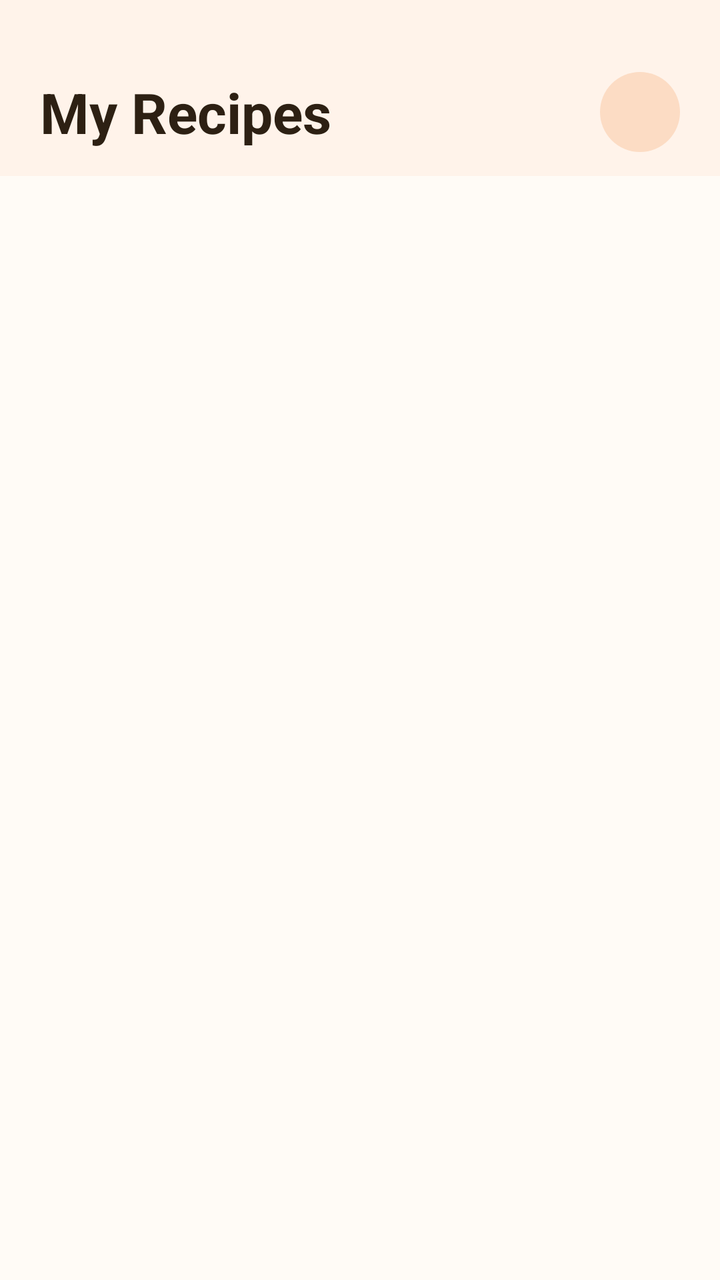
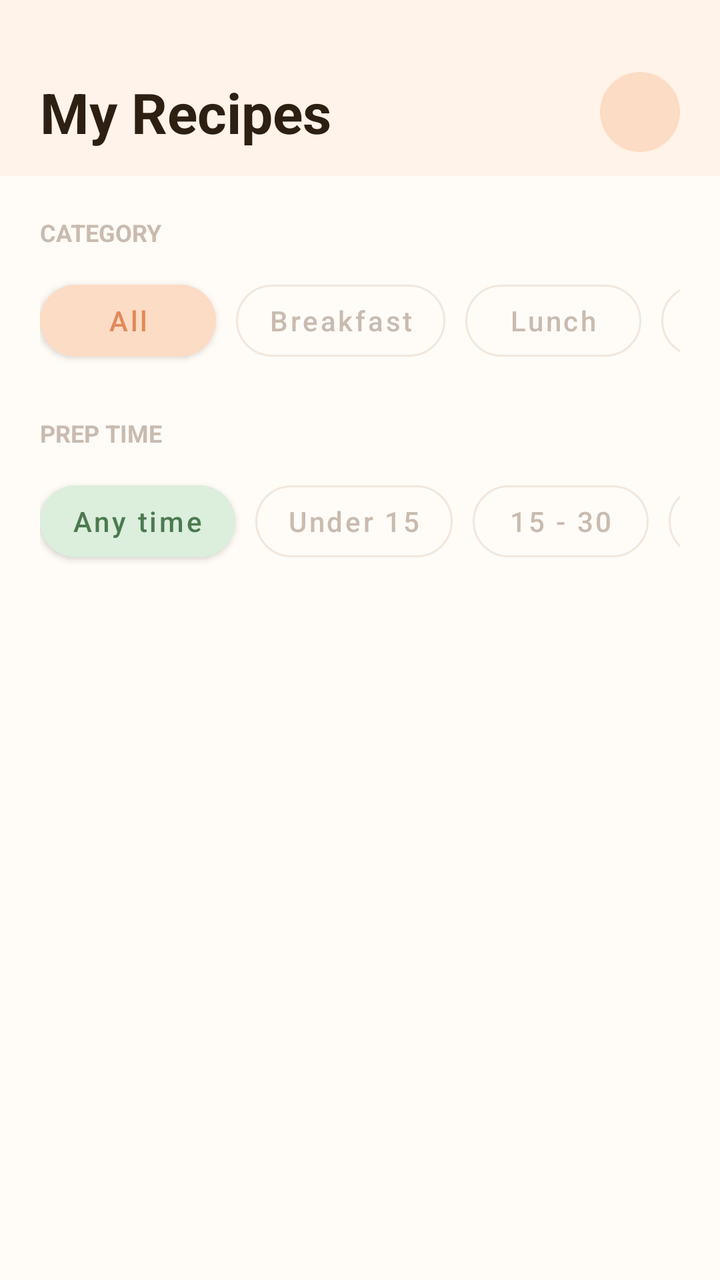

Two renders of the same Android screen: before a commit and after it. Below are the layout's source before the change and the commit's diff.
<!-- AndroidManifest.xml: application theme Theme.RecipeApp -->
<!-- res/layout/fragment_home.xml -->
<?xml version="1.0" encoding="utf-8"?>
<ScrollView xmlns:android="http://schemas.android.com/apk/res/android"
    xmlns:tools="http://schemas.android.com/tools"
    android:layout_width="match_parent"
    android:layout_height="match_parent"
    android:background="@color/background"
    android:fillViewport="true">

    <LinearLayout
        android:layout_width="match_parent"
        android:layout_height="wrap_content"
        android:orientation="vertical"
        tools:ignore="ExtraText">

        
        <FrameLayout
            android:layout_width="match_parent"
            android:layout_height="88dp"
            android:background="@color/top_bar"
            android:paddingHorizontal="20dp"
            android:paddingTop="24dp">

            <TextView
                android:id="@+id/tv_title"
                android:layout_width="wrap_content"
                android:layout_height="wrap_content"
                android:layout_gravity="start|center_vertical"
                android:text="My Recipes"
                android:textColor="#2D2013"
                android:textSize="28sp"
                android:textStyle="bold" />

            
            <TextView
                android:id="@+id/tv_profile_badge"
                android:layout_width="40dp"
                android:layout_height="40dp"
                android:layout_gravity="end|center_vertical"
                android:background="@drawable/circle_background"
                android:gravity="center"
                android:textColor="#2D2013"
                android:textSize="14sp"
                android:textStyle="bold" />

        </FrameLayout>

        
        <LinearLayout
            android:layout_width="match_parent"
            android:layout_height="wrap_content"
            android:orientation="vertical"
            android:padding="20dp">

            

        </LinearLayout>

    </LinearLayout>
</ScrollView>
<!-- resources referenced by this layout -->
<resources>
  <color name="background">#FFFBF6</color>
  <color name="top_bar">#FFF3EA</color>
  <!-- drawable circle_background (drawable) -->
  <?xml version="1.0" encoding="utf-8"?>
  <shape xmlns:android="http://schemas.android.com/apk/res/android"
      android:shape="oval">
      <solid android:color="@color/orange_light" />
  </shape>
  <style name="Theme.RecipeApp" parent="Base.Theme.RecipeApp" />
  <color name="orange_light">#FCDCC4</color>
  <style name="Base.Theme.RecipeApp" parent="Theme.Material3.DayNight.NoActionBar">
          
          <item name="colorSecondaryContainer">@color/orange_light</item>
      </style>
</resources>

<!-- the commit's change to res/layout/fragment_home.xml (unified diff, before → after) -->
@@ -1,5 +1,6 @@
 <?xml version="1.0" encoding="utf-8"?>
 <ScrollView xmlns:android="http://schemas.android.com/apk/res/android"
+    xmlns:app="http://schemas.android.com/apk/res-auto"
     xmlns:tools="http://schemas.android.com/tools"
     android:layout_width="match_parent"
     android:layout_height="match_parent"
@@ -51,7 +52,153 @@
             android:orientation="vertical"
             android:padding="20dp">
 
-            
+            <TextView
+                android:layout_width="wrap_content"
+                android:layout_height="wrap_content"
+                android:layout_marginBottom="12dp"
+                android:text="CATEGORY"
+                android:textColor="@color/text_light"
+                android:textSize="12sp"
+                android:textStyle="bold" />
+
+            <HorizontalScrollView
+                android:layout_width="match_parent"
+                android:layout_height="wrap_content"
+                android:layout_marginBottom="24dp"
+                android:scrollbars="none">
+
+                <LinearLayout
+                    android:id="@+id/row_categories"
+                    android:layout_width="wrap_content"
+                    android:layout_height="wrap_content"
+                    android:orientation="horizontal">
+
+                <com.google.android.material.button.MaterialButton
+                    android:id="@+id/btn_cat_all"
+                    style="@style/Widget.MaterialComponents.Button"
+                    android:layout_marginEnd="10dp"
+                    android:layout_width="wrap_content"
+                    android:layout_height="wrap_content"
+                    android:text="All"
+                    android:textAllCaps="false"
+                    android:textColor="@color/orange_dark"
+                    app:backgroundTint="@color/orange_light"
+                    app:cornerRadius="20dp"
+                    app:elevation="0dp" />
+                <com.google.android.material.button.MaterialButton
+                    android:id="@+id/btn_cat_breakfast"
+                    style="@style/Widget.MaterialComponents.Button.OutlinedButton"
+                    android:layout_marginEnd="10dp"
+                    android:layout_width="wrap_content"
+                    android:layout_height="wrap_content"
+                    android:text="Breakfast"
+                    android:textAllCaps="false"
+                    android:textColor="@color/text_light"
+                    app:cornerRadius="20dp"
+                    app:strokeColor="@color/card_outlines" />
+                <com.google.android.material.button.MaterialButton
+                    android:id="@+id/btn_cat_lunch"
+                    style="@style/Widget.MaterialComponents.Button.OutlinedButton"
+                    android:layout_marginEnd="10dp"
+                    android:layout_width="wrap_content"
+                    android:layout_height="wrap_content"
+                    android:text="Lunch"
+                    android:textAllCaps="false"
+                    android:textColor="@color/text_light"
+                    app:cornerRadius="20dp"
+                    app:strokeColor="@color/card_outlines" />
+                <com.google.android.material.button.MaterialButton
+                    android:id="@+id/btn_cat_dinner"
+                    style="@style/Widget.MaterialComponents.Button.OutlinedButton"
+                    android:layout_marginEnd="10dp"
+                    android:layout_width="wrap_content"
+                    android:layout_height="wrap_content"
+                    android:text="Dinner"
+                    android:textAllCaps="false"
+                    android:textColor="@color/text_light"
+                    app:cornerRadius="20dp"
+                    app:strokeColor="@color/card_outlines" />
+                <com.google.android.material.button.MaterialButton
+                    android:id="@+id/btn_cat_dessert"
+                    style="@style/Widget.MaterialComponents.Button.OutlinedButton"
+                    android:layout_width="wrap_content"
+                    android:layout_height="wrap_content"
+                    android:text="Dessert"
+                    android:textAllCaps="false"
+                    android:textColor="@color/text_light"
+                    app:cornerRadius="20dp"
+                    app:strokeColor="@color/card_outlines" />
+
+                </LinearLayout>
+            </HorizontalScrollView>
+
+            <TextView
+                android:layout_width="wrap_content"
+                android:layout_height="wrap_content"
+                android:layout_marginBottom="12dp"
+                android:text="PREP TIME"
+                android:textColor="@color/text_light"
+                android:textSize="12sp"
+                android:textStyle="bold" />
+
+            <HorizontalScrollView
+                android:layout_width="match_parent"
+                android:layout_height="wrap_content"
+                android:scrollbars="none">
+
+                <LinearLayout
+                    android:id="@+id/row_prep_time"
+                    android:layout_width="wrap_content"
+                    android:layout_height="wrap_content"
+                    android:orientation="horizontal">
+
+                <com.google.android.material.button.MaterialButton
+                    android:id="@+id/btn_prep_any"
+                    style="@style/Widget.MaterialComponents.Button"
+                    android:layout_marginEnd="10dp"
+                    android:layout_width="wrap_content"
+                    android:layout_height="wrap_content"
+                    android:text="Any time"
+                    android:textAllCaps="false"
+                    android:textColor="@color/green_dark_font"
+                    app:backgroundTint="@color/green_light"
+                    app:cornerRadius="20dp"
+                    app:elevation="0dp" />
+                <com.google.android.material.button.MaterialButton
+                    android:id="@+id/btn_prep_under15"
+                    style="@style/Widget.MaterialComponents.Button.OutlinedButton"
+                    android:layout_marginEnd="10dp"
+                    android:layout_width="wrap_content"
+                    android:layout_height="wrap_content"
+                    android:text="Under 15"
+                    android:textAllCaps="false"
+                    android:textColor="@color/text_light"
+                    app:cornerRadius="20dp"
+                    app:strokeColor="@color/card_outlines" />
+                <com.google.android.material.button.MaterialButton
+                    android:id="@+id/btn_prep_15_30"
+                    style="@style/Widget.MaterialComponents.Button.OutlinedButton"
+                    android:layout_marginEnd="10dp"
+                    android:layout_width="wrap_content"
+                    android:layout_height="wrap_content"
+                    android:text="15 - 30"
+                    android:textAllCaps="false"
+                    android:textColor="@color/text_light"
+                    app:cornerRadius="20dp"
+                    app:strokeColor="@color/card_outlines" />
+                <com.google.android.material.button.MaterialButton
+                    android:id="@+id/btn_prep_30plus"
+                    style="@style/Widget.MaterialComponents.Button.OutlinedButton"
+                    android:layout_width="wrap_content"
+                    android:layout_height="wrap_content"
+                    android:text="30+ min"
+                    android:textAllCaps="false"
+                    android:textColor="@color/text_light"
+                    app:cornerRadius="20dp"
+                    app:strokeColor="@color/card_outlines" />
+
+                </LinearLayout>
+            </HorizontalScrollView>
 
         </LinearLayout>
 
<!-- resource entries referenced after the edit -->
@@ -1,6 +1,10 @@
 <!-- resources referenced by this layout -->
 <resources>
   <color name="background">#FFFBF6</color>
+  <color name="card_outlines">#F1E7DC</color>
+  <color name="green_dark_font">#4C7A50</color>
+  <color name="green_light">#DCEEDC</color>
+  <color name="orange_dark">#E2895A</color>
   <color name="top_bar">#FFF3EA</color>
   <!-- drawable circle_background (drawable) -->
   <?xml version="1.0" encoding="utf-8"?>
@@ -10,6 +14,7 @@
   </shape>
   <style name="Theme.RecipeApp" parent="Base.Theme.RecipeApp" />
   <color name="orange_light">#FCDCC4</color>
+  <color name="text_light">#C9BBAF</color>
   <style name="Base.Theme.RecipeApp" parent="Theme.Material3.DayNight.NoActionBar">
           
           <item name="colorSecondaryContainer">@color/orange_light</item>
